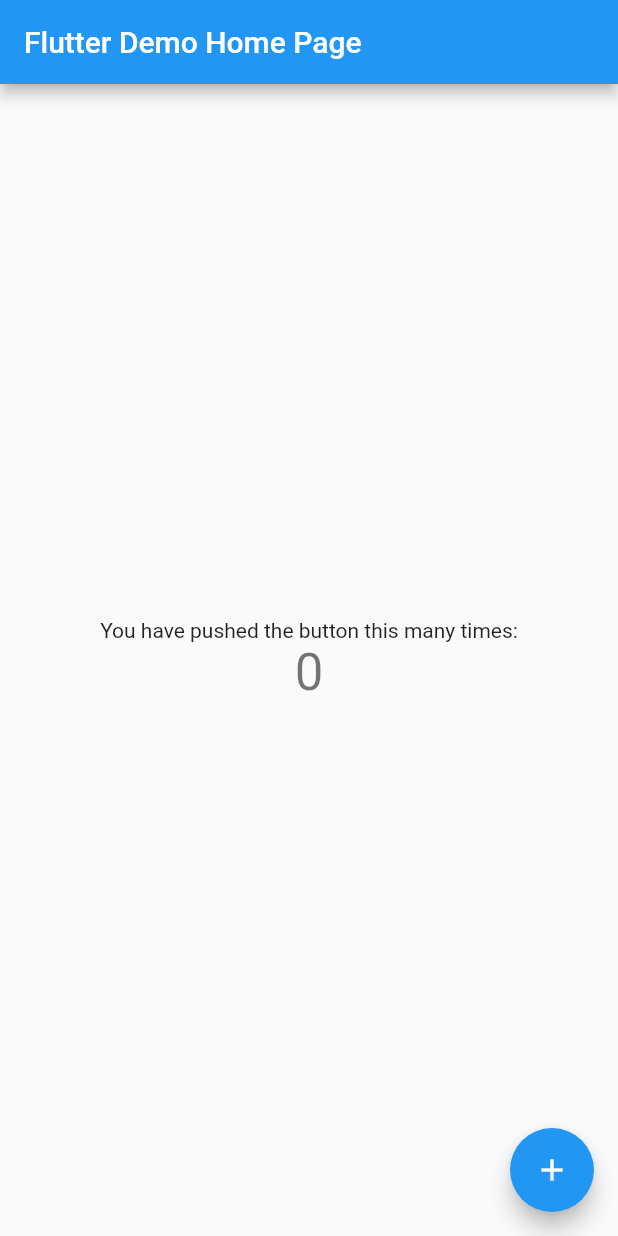
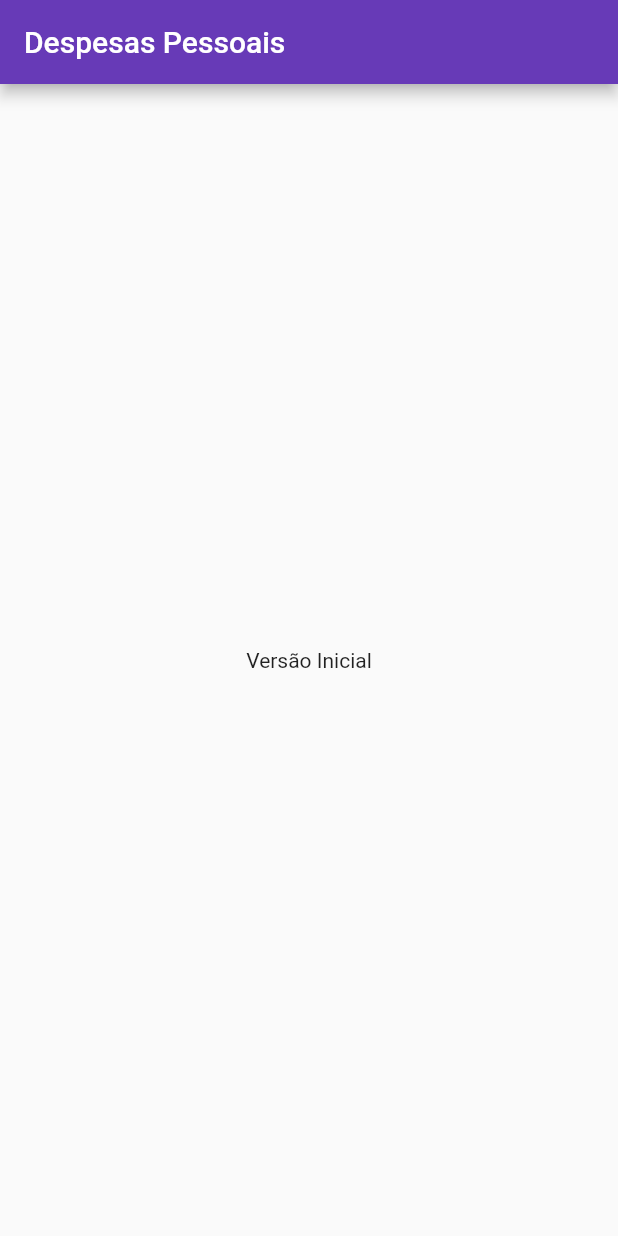
Before and after one commit to mlesouza/Curso-Flutter, a Flutter app: the screen it shows after launch, on a phone screen of 412 x 824 dp. Run offline on Flutter 3.47's test engine with Material 2 defaults, Android fonts, the phone set to English and light mode, and no system bars.

Commit message:
Versão inicial do projeto, criado tela de HomePage

```diff
--- a/app-expenses/lib/main.dart
+++ b/app-expenses/lib/main.dart
@@ -1,117 +1,28 @@
 import 'package:flutter/material.dart';
 
-void main() {
-  runApp(MyApp());
-}
+main() => runApp(ExpensesApp());
 
-class MyApp extends StatelessWidget {
-  // This widget is the root of your application.
+class ExpensesApp extends StatelessWidget {
   @override
   Widget build(BuildContext context) {
     return MaterialApp(
-      title: 'Flutter Demo',
+      home: MyHomePage(),
       theme: ThemeData(
-        // This is the theme of your application.
-        //
-        // Try running your application with "flutter run". You'll see the
-        // application has a blue toolbar. Then, without quitting the app, try
-        // changing the primarySwatch below to Colors.green and then invoke
-        // "hot reload" (press "r" in the console where you ran "flutter run",
-        // or simply save your changes to "hot reload" in a Flutter IDE).
-        // Notice that the counter didn't reset back to zero; the application
-        // is not restarted.
-        primarySwatch: Colors.blue,
-        // This makes the visual density adapt to the platform that you run
-        // the app on. For desktop platforms, the controls will be smaller and
-        // closer together (more dense) than on mobile platforms.
+        primarySwatch: Colors.deepPurple,
         visualDensity: VisualDensity.adaptivePlatformDensity,
       ),
-      home: MyHomePage(title: 'Flutter Demo Home Page'),
     );
   }
 }
 
-class MyHomePage extends StatefulWidget {
-  MyHomePage({Key key, this.title}) : super(key: key);
-
-  // This widget is the home page of your application. It is stateful, meaning
-  // that it has a State object (defined below) that contains fields that affect
-  // how it looks.
-
-  // This class is the configuration for the state. It holds the values (in this
-  // case the title) provided by the parent (in this case the App widget) and
-  // used by the build method of the State. Fields in a Widget subclass are
-  // always marked "final".
-
-  final String title;
-
-  @override
-  _MyHomePageState createState() => _MyHomePageState();
-}
-
-class _MyHomePageState extends State<MyHomePage> {
-  int _counter = 0;
-
-  void _incrementCounter() {
-    setState(() {
-      // This call to setState tells the Flutter framework that something has
-      // changed in this State, which causes it to rerun the build method below
-      // so that the display can reflect the updated values. If we changed
-      // _counter without calling setState(), then the build method would not be
-      // called again, and so nothing would appear to happen.
-      _counter++;
-    });
-  }
-
+class MyHomePage extends StatelessWidget {
   @override
   Widget build(BuildContext context) {
-    // This method is rerun every time setState is called, for instance as done
-    // by the _incrementCounter method above.
-    //
-    // The Flutter framework has been optimized to make rerunning build methods
-    // fast, so that you can just rebuild anything that needs updating rather
-    // than having to individually change instances of widgets.
     return Scaffold(
-      appBar: AppBar(
-        // Here we take the value from the MyHomePage object that was created by
-        // the App.build method, and use it to set our appbar title.
-        title: Text(widget.title),
+      appBar: AppBar(title: Text('Despesas Pessoais')),
+      body: Center(
+        child: Text('Versão Inicial'),
       ),
-      body: Center(
-        // Center is a layout widget. It takes a single child and positions it
-        // in the middle of the parent.
-        child: Column(
-          // Column is also a layout widget. It takes a list of children and
-          // arranges them vertically. By default, it sizes itself to fit its
-          // children horizontally, and tries to be as tall as its parent.
-          //
-          // Invoke "debug painting" (press "p" in the console, choose the
-          // "Toggle Debug Paint" action from the Flutter Inspector in Android
-          // Studio, or the "Toggle Debug Paint" command in Visual Studio Code)
-          // to see the wireframe for each widget.
-          //
-          // Column has various properties to control how it sizes itself and
-          // how it positions its children. Here we use mainAxisAlignment to
-          // center the children vertically; the main axis here is the vertical
-          // axis because Columns are vertical (the cross axis would be
-          // horizontal).
-          mainAxisAlignment: MainAxisAlignment.center,
-          children: <Widget>[
-            Text(
-              'You have pushed the button this many times:',
-            ),
-            Text(
-              '$_counter',
-              style: Theme.of(context).textTheme.headline4,
-            ),
-          ],
-        ),
-      ),
-      floatingActionButton: FloatingActionButton(
-        onPressed: _incrementCounter,
-        tooltip: 'Increment',
-        child: Icon(Icons.add),
-      ), // This trailing comma makes auto-formatting nicer for build methods.
     );
   }
 }
```
Also changed, not shown: 2 other files.
